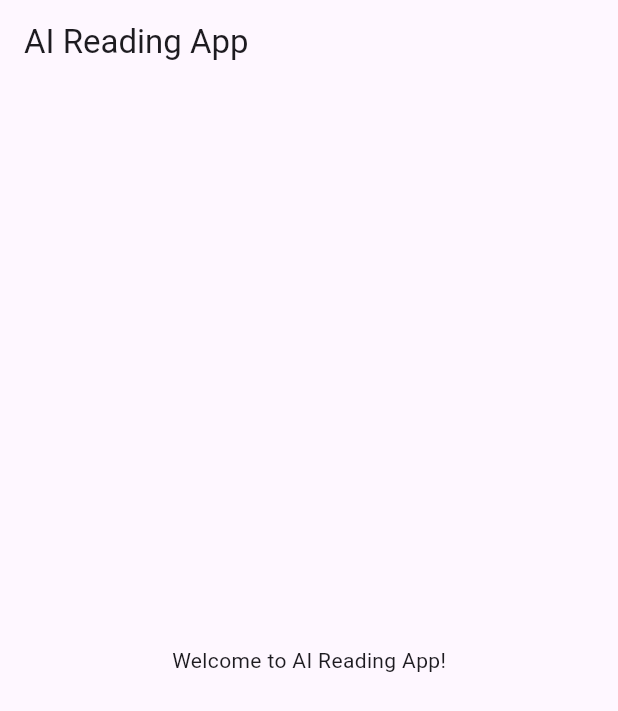
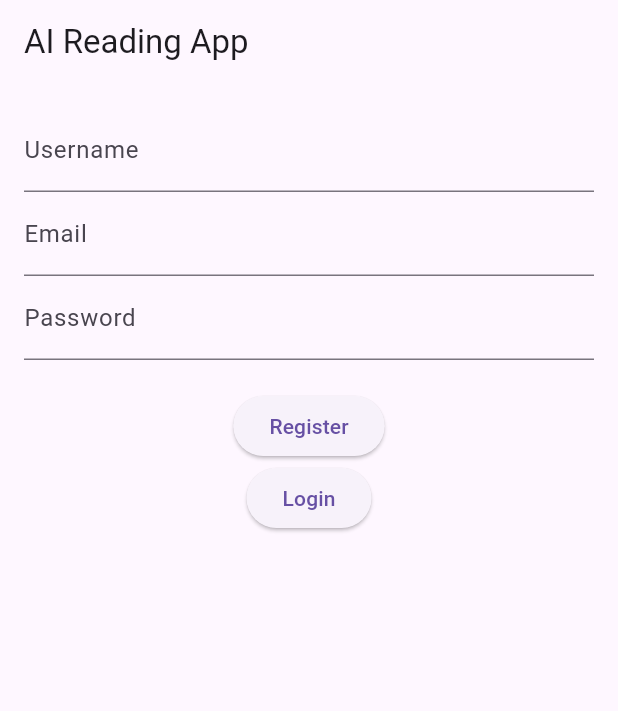
Before and after one commit to ChiefHYK/ai-reader, a Flutter app: the screen it shows after launch, on a phone screen of 412 x 824 dp. Shown: the top 711 px of the screen. Run offline on Flutter 3.47's test engine with Material 3 defaults, Android fonts, the phone set to English and light mode, and no system bars.

Commit message:
feat: add user profile display after login

```diff
--- a/frontend/lib/main.dart
+++ b/frontend/lib/main.dart
@@ -1,4 +1,5 @@
 import 'package:flutter/material.dart';
+import 'services/user_service.dart';
 
 void main() {
   runApp(MyApp());
@@ -12,20 +13,89 @@ class MyApp extends StatelessWidget {
       theme: ThemeData(
         primarySwatch: Colors.blue,
       ),
-      home: HomePage(),
+      home: AuthPage(),
     );
   }
 }
 
-class HomePage extends StatelessWidget {
+class AuthPage extends StatelessWidget {
+  final UserService userService = UserService();
+  final TextEditingController usernameController = TextEditingController();
+  final TextEditingController emailController = TextEditingController();
+  final TextEditingController passwordController = TextEditingController();
+
   @override
   Widget build(BuildContext context) {
     return Scaffold(
       appBar: AppBar(
         title: Text('AI Reading App'),
       ),
-      body: Center(
-        child: Text('Welcome to AI Reading App!'),
+      body: Padding(
+        padding: const EdgeInsets.all(16.0),
+        child: Column(
+          children: [
+            TextField(
+              controller: usernameController,
+              decoration: InputDecoration(labelText: 'Username'),
+            ),
+            TextField(
+              controller: emailController,
+              decoration: InputDecoration(labelText: 'Email'),
+            ),
+            TextField(
+              controller: passwordController,
+              decoration: InputDecoration(labelText: 'Password'),
+              obscureText: true,
+            ),
+            SizedBox(height: 20),
+            ElevatedButton(
+              onPressed: () async {
+                try {
+                  await userService.register(
+                    usernameController.text,
+                    emailController.text,
+                    passwordController.text,
+                  );
+                  ScaffoldMessenger.of(context).showSnackBar(
+                    SnackBar(content: Text('Registration successful')),
+                  );
+                } catch (e) {
+                  ScaffoldMessenger.of(context).showSnackBar(
+                    SnackBar(content: Text('Registration failed')),
+                  );
+                }
+              },
+              child: Text('Register'),
+            ),
+            ElevatedButton(
+              onPressed: () async {
+                try {
+                  await userService.login(
+                    emailController.text,
+                    passwordController.text,
+                  );
+                  ScaffoldMessenger.of(context).showSnackBar(
+                    SnackBar(content: Text('Login successful')),
+                  );
+                  // 获取并显示用户信息
+                  final userProfile = await userService.getUserProfile(emailController.text);
+                  showDialog(
+                    context: context,
+                    builder: (context) => AlertDialog(
+                      title: Text('User Profile'),
+                      content: Text('Username: ${userProfile['username']}\nEmail: ${userProfile['email']}'),
+                    ),
+                  );
+                } catch (e) {
+                  ScaffoldMessenger.of(context).showSnackBar(
+                    SnackBar(content: Text('Login failed')),
+                  );
+                }
+              },
+              child: Text('Login'),
+            ),
+          ],
+        ),
       ),
     );
   }
--- /dev/null
+++ b/frontend/lib/services/user_service.dart
@@ -0,0 +1,46 @@
+import 'dart:convert';
+import 'package:http/http.dart' as http;
+
+class UserService {
+  final String baseUrl = 'http://localhost:3000/api/users';
+
+  // 用户注册
+  Future<void> register(String username, String email, String password) async {
+    final response = await http.post(
+      Uri.parse('$baseUrl/register'),
+      headers: {'Content-Type': 'application/json'},
+      body: jsonEncode({'username': username, 'email': email, 'password': password}),
+    );
+
+    if (response.statusCode != 201) {
+      throw Exception('Failed to register user');
+    }
+  }
+
+  // 用户登录
+  Future<void> login(String email, String password) async {
+    final response = await http.post(
+      Uri.parse('$baseUrl/login'),
+      headers: {'Content-Type': 'application/json'},
+      body: jsonEncode({'email': email, 'password': password}),
+    );
+
+    if (response.statusCode != 200) {
+      throw Exception('Failed to login');
+    }
+  }
+
+  // 获取用户信息
+  Future<Map<String, dynamic>> getUserProfile(String email) async {
+    final response = await http.get(
+      Uri.parse('$baseUrl/profile?email=$email'),
+      headers: {'Content-Type': 'application/json'},
+    );
+
+    if (response.statusCode == 200) {
+      return jsonDecode(response.body);
+    } else {
+      throw Exception('Failed to load user profile');
+    }
+  }
+}
--- a/frontend/pubspec.yaml
+++ b/frontend/pubspec.yaml
@@ -30,7 +30,8 @@ environment:
 dependencies:
   flutter:
     sdk: flutter
-
+ # 添加http包
+  http: ^0.13.5
 
   # The following adds the Cupertino Icons font to your application.
   # Use with the CupertinoIcons class for iOS style icons.
```
Also changed, not shown: frontend/pubspec.lock, 2 other files.
